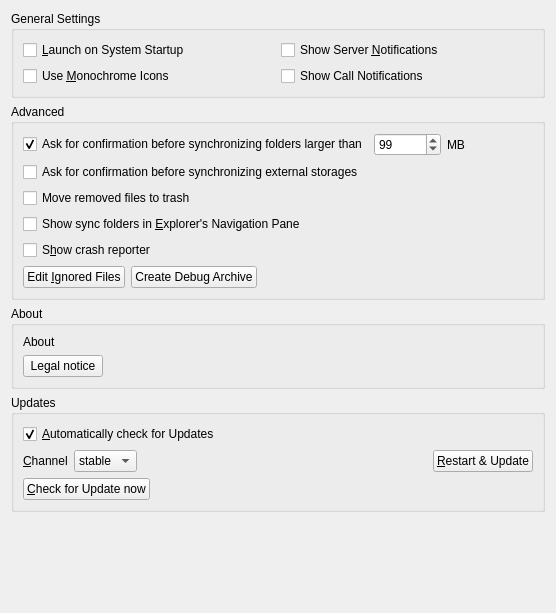
Old version of the form src/gui/generalsettings.ui in the repository nextcloud/desktop.
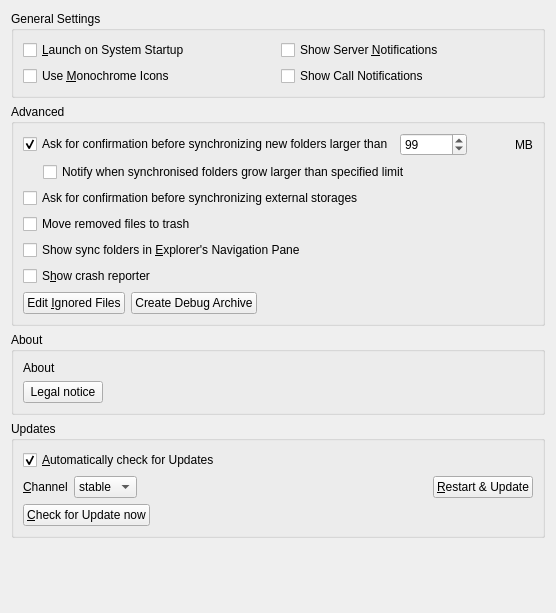
New version of the form.

Commit message: Add a checkbox in UI to obey folder size limit for existing folders

Patch:
```diff
--- a/src/gui/generalsettings.ui
+++ b/src/gui/generalsettings.ui
@@ -222,11 +222,13 @@
      </property>
      <layout class="QVBoxLayout" name="verticalLayout">
       <item>
+       <layout class="QVBoxLayout" name="verticalLayout_4">
+        <item>
        <layout class="QHBoxLayout" name="horizontalLayout_3">
         <item>
          <widget class="QCheckBox" name="newFolderLimitCheckBox">
           <property name="text">
-           <string>Ask for confirmation before synchronizing folders larger than</string>
+             <string>Ask for confirmation before synchronizing new folders larger than</string>
           </property>
           <property name="checked">
            <bool>true</bool>
@@ -243,6 +245,19 @@
           </property>
          </widget>
         </item>
+          <item>
+           <spacer name="horizontalSpacer">
+            <property name="orientation">
+             <enum>Qt::Horizontal</enum>
+            </property>
+            <property name="sizeHint" stdset="0">
+             <size>
+              <width>40</width>
+              <height>20</height>
+             </size>
+            </property>
+           </spacer>
+          </item>
         <item>
          <widget class="QLabel" name="label">
           <property name="text">
@@ -250,18 +265,34 @@
           </property>
          </widget>
         </item>
+         </layout>
+        </item>
+        <item>
+         <layout class="QHBoxLayout" name="horizontalLayout_5">
         <item>
          <spacer name="horizontalSpacer_3">
           <property name="orientation">
            <enum>Qt::Horizontal</enum>
           </property>
+            <property name="sizeType">
+             <enum>QSizePolicy::Fixed</enum>
+            </property>
           <property name="sizeHint" stdset="0">
            <size>
-            <width>40</width>
+              <width>20</width>
             <height>20</height>
            </size>
           </property>
          </spacer>
+          </item>
+          <item>
+           <widget class="QCheckBox" name="existingFolderLimitCheckBox">
+            <property name="text">
+             <string>Notify when synchronised folders grow larger than specified limit</string>
+            </property>
+           </widget>
+          </item>
+         </layout>
         </item>
        </layout>
       </item>
```
Lines whose indentation alone changed are shown as unchanged.
